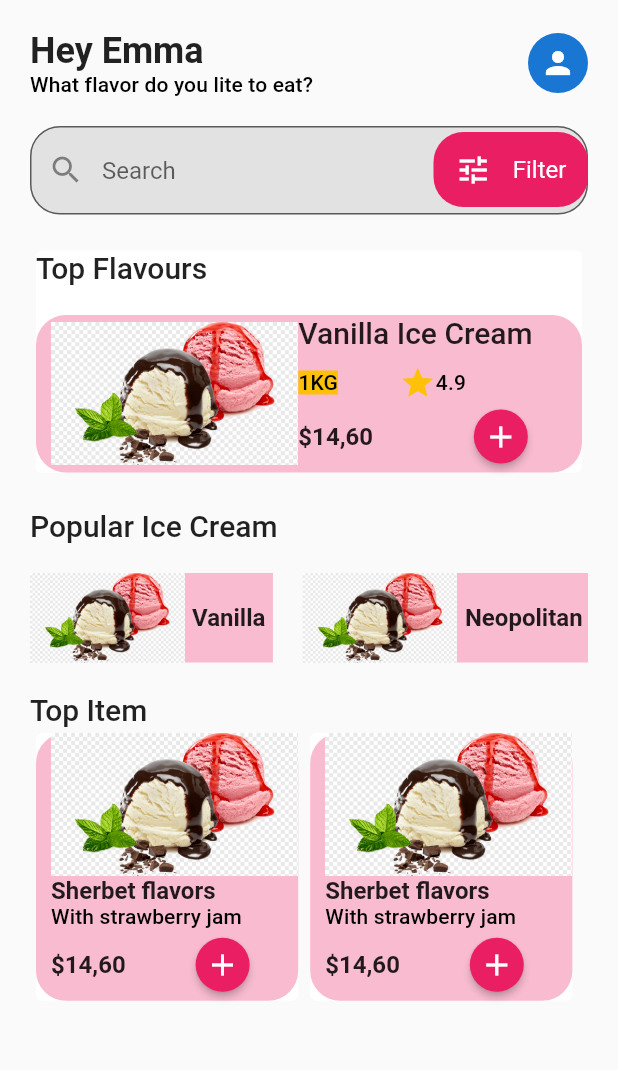
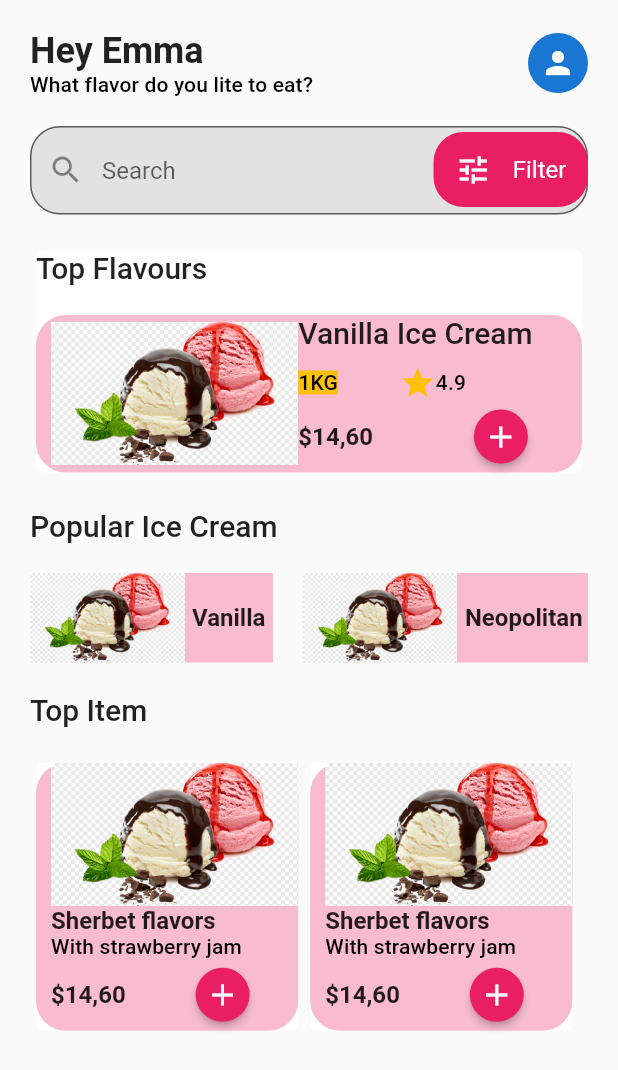
Before and after one commit to yakupbilgen/ice-cream-shop-ui, a Flutter app: the screen it shows after launch, on a phone screen of 412 x 824 dp. Shown: the top 1070 px of the screen. Run offline on Flutter 3.47's test engine with Material 2 defaults, Android fonts, the light colour scheme and no system bars.

Commit message:
top item finished

```diff
--- a/lib/screen/homepage.dart
+++ b/lib/screen/homepage.dart
@@ -32,28 +32,16 @@ class _HomepageState extends State<Homepage> {
         child: SingleChildScrollView(
           child: Column(
             crossAxisAlignment: CrossAxisAlignment.start,
-            children: [
-              const ProfilNameAndPhohtoCard(),
-              const SizedBox(height: AppConstant.defaultHeight),
-              const SearchCard(),
-              const SizedBox(height: AppConstant.defaultHeight),
-              const TopFlavoursCard(),
-              const SizedBox(height: AppConstant.defaultHeight),
-              const PopularIceCreamCard(),
-              const SizedBox(height: AppConstant.defaultHeight),
-              /*
-              */
-              Text(
-                'Top Item',
-                style: Theme.of(context).textTheme.headline6,
-              ),
-              Row(
-                children: const [
-                  TopItemCard(),
-                ],
-              ),
-              /*
-              */
+            children: const [
+              ProfilNameAndPhohtoCard(),
+              SizedBox(height: AppConstant.defaultHeight),
+              SearchCard(),
+              SizedBox(height: AppConstant.defaultHeight),
+              TopFlavoursCard(),
+              SizedBox(height: AppConstant.defaultHeight),
+              PopularIceCreamCard(),
+              SizedBox(height: AppConstant.defaultHeight),
+              TopItemCard(),
             ],
           ),
         ),
--- a/lib/widget/top_item.dart
+++ b/lib/widget/top_item.dart
@@ -9,7 +9,15 @@ class TopItemCard extends StatelessWidget {
   @override
   Widget build(BuildContext context) {
     Size deviceSize = MediaQuery.of(context).size;
-    return SingleChildScrollView(
+    return Column(
+      crossAxisAlignment: CrossAxisAlignment.start,
+      children: [
+        Text(
+          'Top Item',
+          style: Theme.of(context).textTheme.headline6,
+        ),
+        const SizedBox(height: AppConstant.defaultHeight),
+        SingleChildScrollView(
           scrollDirection: Axis.horizontal,
           child: Row(
             children: [
@@ -17,6 +25,8 @@ class TopItemCard extends StatelessWidget {
               cardItem(context, deviceSize),
             ],
           ),
+        ),
+      ],
     );
   }
 }
```
Lines whose indentation alone changed are shown as unchanged.
